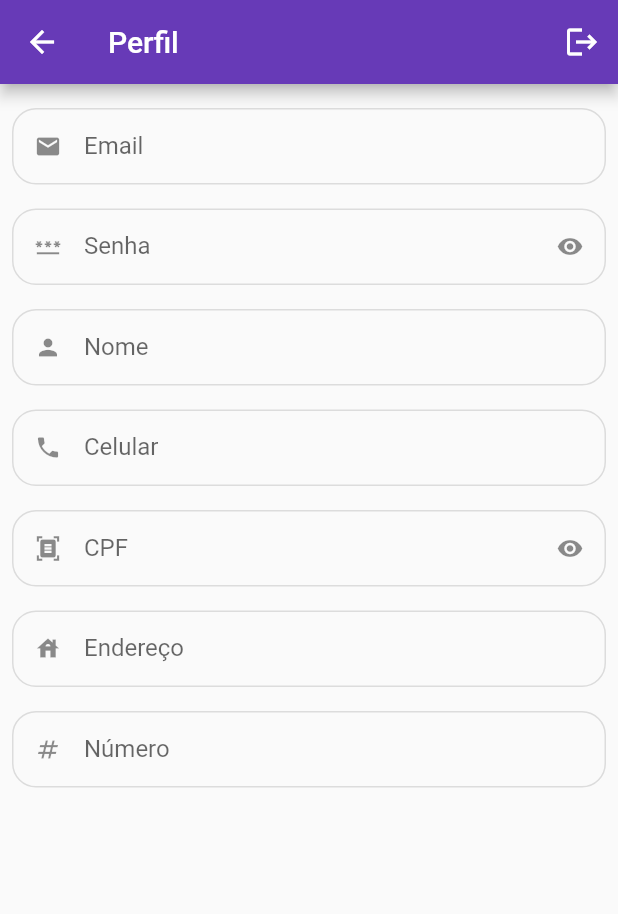
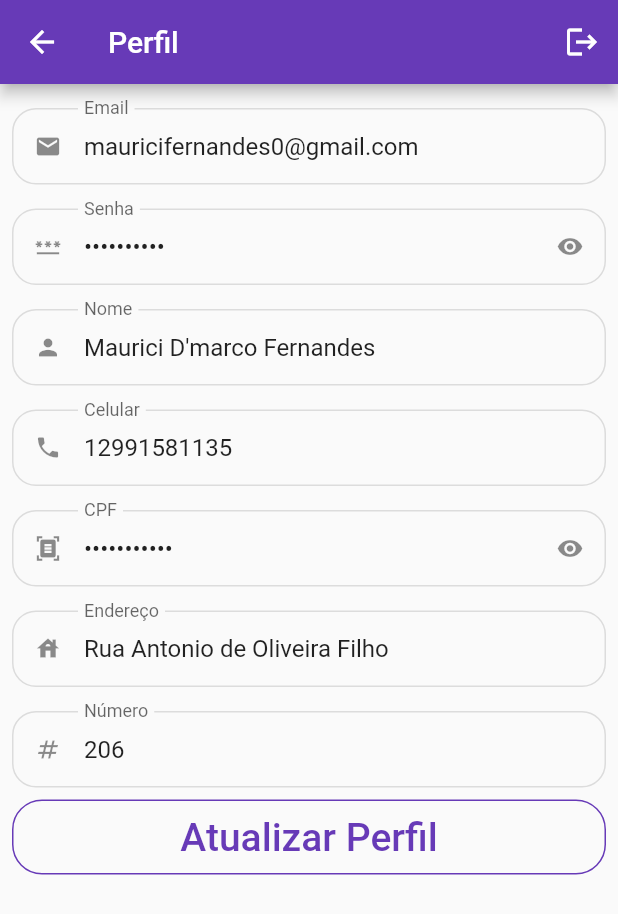
Before and after one commit to MauriciDmarc/useme_app, a Flutter app: the ProfileTab screen opened directly, on a phone screen of 412 x 824 dp. Shown: the top 914 px of the screen. Run offline on Flutter 3.47's test engine with Material 2 defaults, Android fonts, the phone set to English and light mode, and no system bars; our stand-ins replace animated_text_kit.

Commit message:
fnalizado: Profile Screen e Dialog de senha

```diff
--- a/lib/config/app_data.dart
+++ b/lib/config/app_data.dart
@@ -1,5 +1,6 @@
 import 'package:useme_app/models/cart_itemmodel.dart';
 import 'package:useme_app/models/item_model.dart';
+import 'package:useme_app/models/user_model.dart';
 
 List<String> listcategories = [
   "Creatina",
@@ -45,3 +46,12 @@ List<CartItemModel> cartitens = [
   CartItemModel(itemModel: Creatina, quantity: 3),
   CartItemModel(itemModel: Glutamina, quantity: 1)
 ];
+
+UserModel user = UserModel(
+    celular: 12991581135,
+    cpf: 23653295866,
+    email: "mauricifernandes0@gmail.com",
+    endereco: "Rua Antonio de Oliveira Filho",
+    nome: "Maurici D'marco Fernandes",
+    numero: 206,
+    senha: "Maur1c1@@@");
--- a/lib/views/components/custom_textformfield.dart
+++ b/lib/views/components/custom_textformfield.dart
@@ -5,11 +5,13 @@ class CustomTextFormField extends StatefulWidget {
   final String label;
   final bool visibility;
   final TextInputType keyboardType;
+  final String? initalValue;
   const CustomTextFormField(
       {super.key,
       required this.iconData,
       required this.label,
       this.visibility = false,
+      this.initalValue,
       this.keyboardType = TextInputType.text});
 
   @override
@@ -31,6 +33,7 @@ class _CustomTextFormFieldState extends State<CustomTextFormField> {
     return Padding(
       padding: const EdgeInsets.symmetric(vertical: 8),
       child: TextFormField(
+        initialValue: widget.initalValue,
         obscureText: isobscure,
         keyboardType: widget.keyboardType,
         decoration: InputDecoration(
--- a/lib/views/profile/profile_tab.dart
+++ b/lib/views/profile/profile_tab.dart
@@ -1,10 +1,15 @@
 import 'package:flutter/material.dart';
-import 'package:useme_app/config/custom_colors.dart';
 import 'package:useme_app/views/components/custom_textformfield.dart';
+import 'package:useme_app/config/app_data.dart' as app_data;
 
-class ProfileTab extends StatelessWidget {
+class ProfileTab extends StatefulWidget {
   const ProfileTab({super.key});
 
+  @override
+  State<ProfileTab> createState() => _ProfileTabState();
+}
+
+class _ProfileTabState extends State<ProfileTab> {
   @override
   Widget build(BuildContext context) {
     return Scaffold(
@@ -15,26 +20,33 @@ class ProfileTab extends StatelessWidget {
       body: ListView(
         physics: const BouncingScrollPhysics(),
         padding: const EdgeInsets.all(8),
-        children: const [
+        children: [
           //email
           CustomTextFormField(
             iconData: Icons.email,
             label: "Email",
             keyboardType: TextInputType.emailAddress,
+            initalValue: app_data.user.email,
           ),
           //senha
           CustomTextFormField(
             iconData: Icons.password,
             label: "Senha",
             visibility: true,
+            initalValue: app_data.user.senha,
           ),
           //nome
-          CustomTextFormField(iconData: Icons.person, label: "Nome"),
+          CustomTextFormField(
+            iconData: Icons.person,
+            label: "Nome",
+            initalValue: app_data.user.nome,
+          ),
           //celular
           CustomTextFormField(
             iconData: Icons.phone,
             label: "Celular",
             keyboardType: TextInputType.phone,
+            initalValue: app_data.user.celular.toString(),
           ),
           //CPF
           CustomTextFormField(
@@ -42,13 +54,76 @@ class ProfileTab extends StatelessWidget {
             label: "CPF",
             keyboardType: TextInputType.number,
             visibility: true,
+            initalValue: app_data.user.cpf.toString(),
           ),
           //endereço
-          CustomTextFormField(iconData: Icons.house, label: "Endereço"),
+          CustomTextFormField(
+            iconData: Icons.house,
+            label: "Endereço",
+            initalValue: app_data.user.endereco,
+          ),
           //numero
-          CustomTextFormField(iconData: Icons.numbers, label: "Número")
+          CustomTextFormField(
+            iconData: Icons.numbers,
+            label: "Número",
+            initalValue: app_data.user.numero.toString(),
+          ),
+          SizedBox(
+              height: 50,
+              child: OutlinedButton(
+                  style: OutlinedButton.styleFrom(
+                      side: const BorderSide(color: Colors.deepPurple),
+                      shape: const RoundedRectangleBorder(
+                          borderRadius: BorderRadius.all(Radius.circular(20)))),
+                  onPressed: () {
+                    updatePassword();
+                  },
+                  child: const Text(
+                    "Atualizar Perfil",
+                    style: TextStyle(fontSize: 26),
+                  )))
         ],
       ),
     );
   }
+
+  Future<bool?> updatePassword() {
+    return showDialog(
+        context: context,
+        builder: (context) {
+          return Dialog(
+            child: Padding(
+              padding: EdgeInsets.all(16),
+              child: Column(
+                mainAxisSize: MainAxisSize.min,
+                crossAxisAlignment: CrossAxisAlignment.stretch,
+                children: [
+                  const Text("Atualizar Senha", style: TextStyle(fontSize: 24)),
+                  const CustomTextFormField(
+                    iconData: Icons.lock,
+                    label: "Senha Atual",
+                    visibility: true,
+                  ),
+                  const CustomTextFormField(
+                      iconData: Icons.password, label: "Nova Senha"),
+                  const CustomTextFormField(
+                      iconData: Icons.password_outlined,
+                      label: "Confirmar Nova Senha"),
+                  ElevatedButton(
+                      style: ElevatedButton.styleFrom(
+                          shape: RoundedRectangleBorder(
+                              borderRadius: BorderRadius.circular(20))),
+                      onPressed: () {
+                        Navigator.of(context).pop(true);
+                      },
+                      child: const Text(
+                        "Atualizar",
+                        style: TextStyle(fontSize: 18),
+                      ))
+                ],
+              ),
+            ),
+          );
+        });
+  }
 }
```
